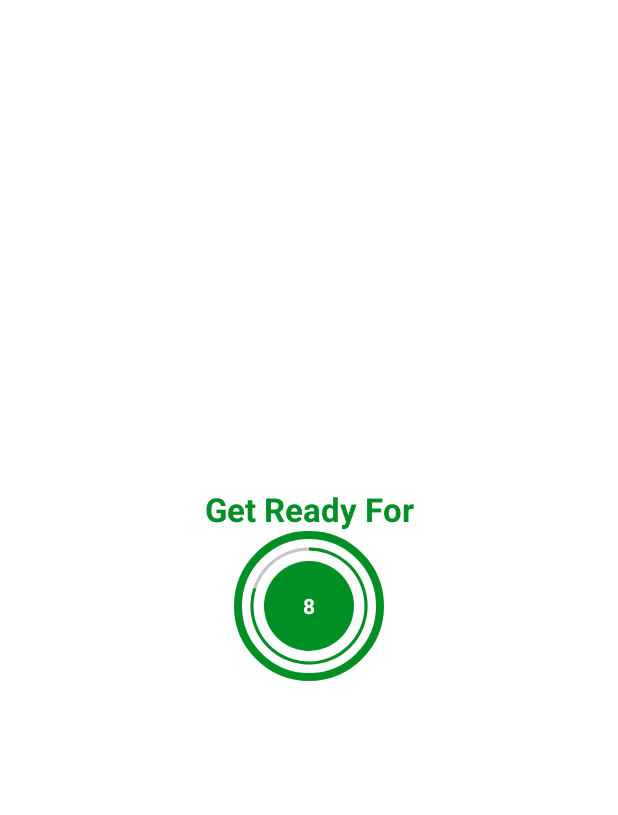
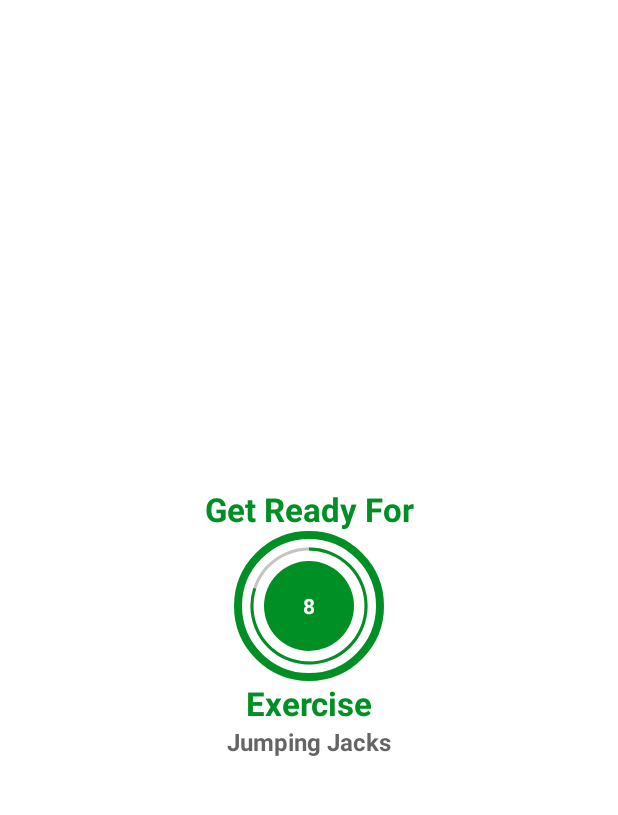
Before and after one commit to lamalice/seven-minute-workout, an Android app: the ExerciseActivity screen opened directly, with no data from a screen before it, on a phone screen of 412 x 824 dp, the part 62-877 px from its top. Run offline under Robolectric (Android 15) with nearby library versions, the phone set to English and light mode, and no system bars.

Commit message:
add upcoming execerise. implement TextToSpeech class

```diff
--- a/app/src/main/AndroidManifest.xml
+++ b/app/src/main/AndroidManifest.xml
@@ -1,6 +1,12 @@
 <?xml version="1.0" encoding="utf-8"?>
 <manifest xmlns:android="http://schemas.android.com/apk/res/android"
     xmlns:tools="http://schemas.android.com/tools">
+
+    <queries>
+        <intent>
+            <action android:name="android.intent.action.TTS_SERVICE"/>
+        </intent>
+    </queries>
 
     <application
         android:allowBackup="true"
--- a/app/src/main/java/com/example/sevenminuteworkout/ExerciseActivity.kt
+++ b/app/src/main/java/com/example/sevenminuteworkout/ExerciseActivity.kt
@@ -3,10 +3,11 @@ package com.example.sevenminuteworkout
 import androidx.appcompat.app.AppCompatActivity
 import android.os.Bundle
 import android.os.CountDownTimer
+import android.speech.tts.TextToSpeech
 import android.view.View
 import com.example.sevenminuteworkout.databinding.ActivityExerciseBinding
 
-class ExerciseActivity : AppCompatActivity() {
+class ExerciseActivity : AppCompatActivity(), TextToSpeech.OnInitListener {
 
     private lateinit var binding: ActivityExerciseBinding
 
@@ -19,6 +20,7 @@ class ExerciseActivity : AppCompatActivity() {
     private var exerciseList: ArrayList<ExerciseModel>? = null
     private var currentExercisePos = -1
 
+    private var tts: TextToSpeech? = null
 
     override fun onCreate(savedInstanceState: Bundle?) {
         super.onCreate(savedInstanceState)
@@ -32,8 +34,9 @@ class ExerciseActivity : AppCompatActivity() {
         exerciseList = Constants.defaultExerciseList()
 
         binding.toolBarExercise.setNavigationOnClickListener {
+        }
 
-        }
+        tts = TextToSpeech(this, this)
         setupRestView()
     }
 
@@ -43,6 +46,10 @@ class ExerciseActivity : AppCompatActivity() {
         binding.tvExerciseName.visibility = View.INVISIBLE
         binding.exerciseImage.visibility = View.INVISIBLE
         binding.flExerciseView.visibility = View.INVISIBLE
+        binding.tvUpcomingLabel.visibility = View.VISIBLE
+        binding.tvUpcomingExercise.visibility = View.VISIBLE
+
+        binding.tvUpcomingExercise.text = exerciseList!![currentExercisePos + 1].getName()
 
         if(restTimer != null){
             restTimer?.cancel()
@@ -57,6 +64,9 @@ class ExerciseActivity : AppCompatActivity() {
         binding.tvExerciseName.visibility = View.VISIBLE
         binding.exerciseImage.visibility = View.VISIBLE
         binding.flExerciseView.visibility = View.VISIBLE
+        binding.tvUpcomingExercise.visibility = View.INVISIBLE
+        binding.tvUpcomingLabel.visibility = View.INVISIBLE
+
         if(exerciseTimer != null){
             exerciseTimer?.cancel()
             exerciseProgress = 0
@@ -119,4 +129,12 @@ class ExerciseActivity : AppCompatActivity() {
         }
     }
 
+    override fun onInit(p0: Int) {
+
+    }
+
+    private fun speakOut(text:String){
+        tts!!.speak(text, TextToSpeech.QUEUE_FLUSH,null, "")
+    }
+
 }
--- a/app/src/main/res/layout/activity_exercise.xml
+++ b/app/src/main/res/layout/activity_exercise.xml
@@ -73,6 +73,34 @@
 
     </FrameLayout>
 
+    <TextView
+        android:id="@+id/tvUpcomingLabel"
+        android:layout_width="wrap_content"
+        android:layout_height="wrap_content"
+        android:text="Exercise"
+        android:textColor="@color/colorAccent"
+        android:textSize="22sp"
+        android:textStyle="bold"
+        android:visibility="invisible"
+        app:layout_constraintStart_toStartOf="parent"
+        app:layout_constraintEnd_toEndOf="parent"
+        app:layout_constraintTop_toBottomOf="@id/flRestView"
+        app:layout_constraintBottom_toTopOf="@id/tvUpcomingExercise"
+        />
+
+    <TextView
+        android:id="@+id/tvUpcomingExercise"
+        android:layout_width="wrap_content"
+        android:layout_height="wrap_content"
+        android:text="Upcoming Exercise"
+        android:textColor="@color/colorPrimary"
+        android:textSize="16sp"
+        android:textStyle="bold"
+        app:layout_constraintStart_toStartOf="parent"
+        app:layout_constraintEnd_toEndOf="parent"
+        app:layout_constraintTop_toBottomOf="@id/tvUpcomingLabel"
+        />
+
     <ImageView
         android:id="@+id/exerciseImage"
         android:layout_width="match_parent"
```
